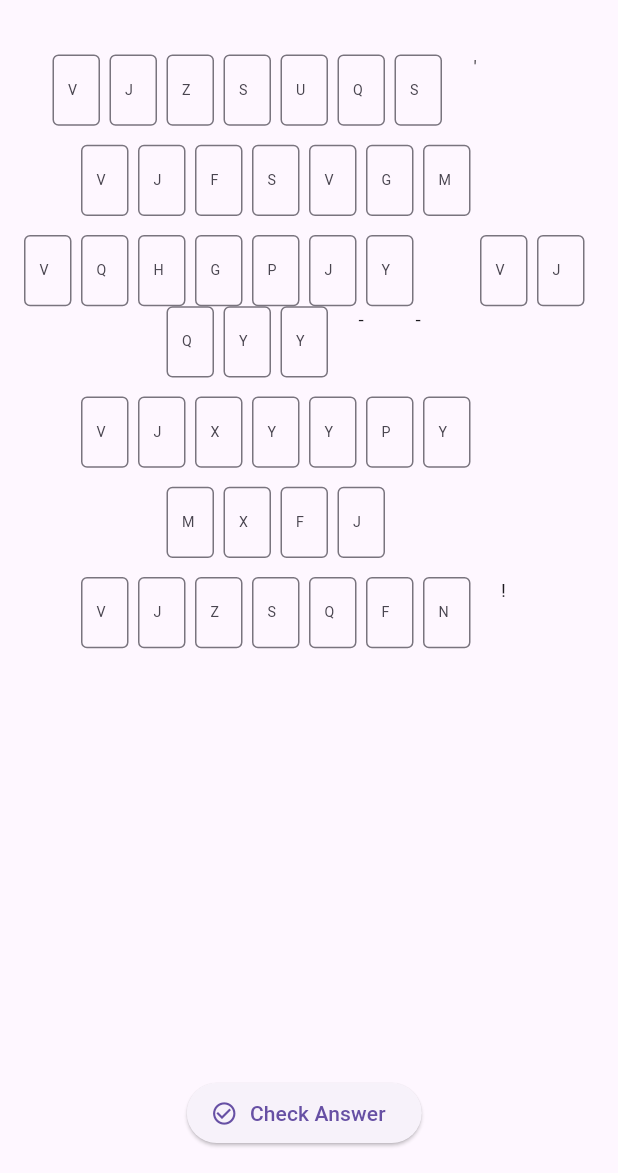
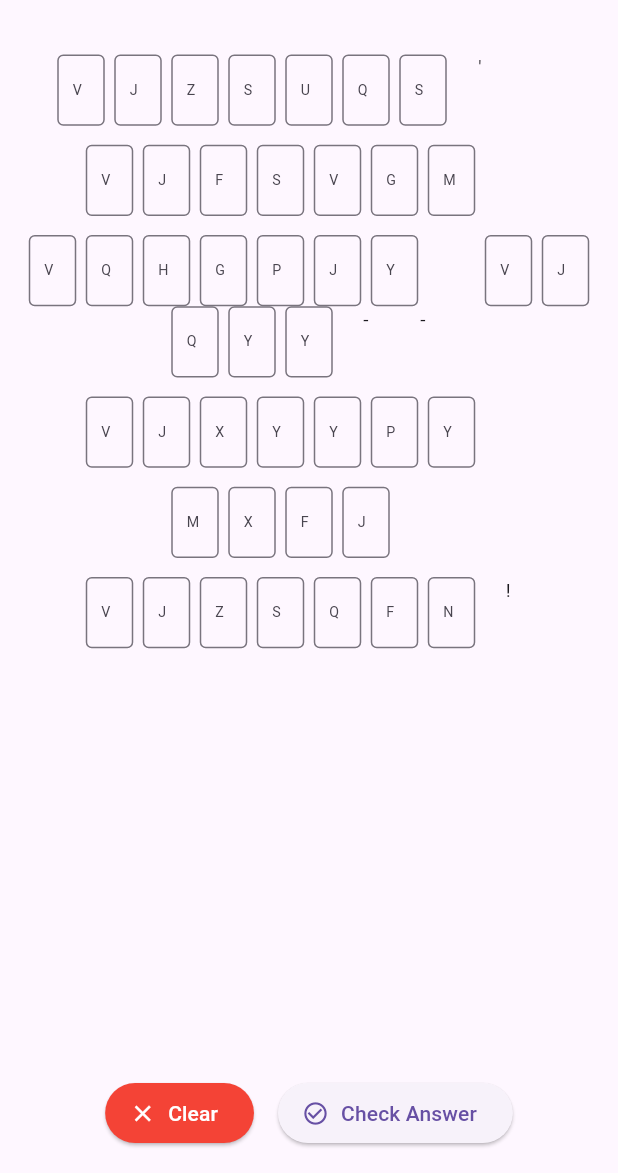
Before and after one commit to 314esther/crunchy_cipher, a Flutter app: the screen it shows after launch, on a phone screen of 412 x 824 dp, the part 63-1236 px from its top. Run offline on Flutter 3.47's test engine with Material 3 defaults, Android fonts, the phone set to English and light mode, and no system bars; our stand-ins replace pdf, printing.

Commit message:
Update cipher_solver_page.dart

```diff
--- a/lib/cipher_solver_page.dart
+++ b/lib/cipher_solver_page.dart
@@ -590,6 +590,22 @@ class _CipherSolverPageState extends State<CipherSolverPage> {
     );
   }
 
+  // Add new method to clear all input fields
+  void _clearInputs() {
+    setState(() {
+      // Clear all text controllers
+      for (var controller in solutionControllers.values) {
+        controller.clear();
+      }
+
+      // Reset score display
+      showScore = false;
+      scorePercentage = 0.0;
+      correctLetters = 0;
+      totalLetters = 0;
+    });
+  }
+
   @override
   Widget build(BuildContext context) {
     return Scaffold(
@@ -618,46 +634,42 @@ class _CipherSolverPageState extends State<CipherSolverPage> {
         onKeyVisibilityToggled: _toggleKeyVisibility,
         onPrintCipher: _generateAndDownloadPdf,
       ),
-      // Use Stack as the root widget to properly layer the UI elements
       body: Stack(
         children: [
-          // Main content
           Padding(
             padding: const EdgeInsets.all(16.0),
             child: Column(
               children: [
-                // Current text display
-                /*Padding(
-                  padding: const EdgeInsets.only(bottom: 8.0),
-                  child: Text(
-                    'Current Text: $originalText',
-                    style: const TextStyle(
-                      fontSize: 12,
-                      color: Colors.grey,
-                    ),
-                    overflow: TextOverflow.ellipsis,
-                    maxLines: 2,
-                  ),
-                ),*/
-
-                // Feature indicators row
                 _buildFeatureIndicators(),
 
-                // Responsive cipher layout
                 Expanded(
                   child: _buildResponsiveCipherLayout(),
                 ),
 
                 const SizedBox(height: 16),
 
-                // Check Answer button
-                ElevatedButton.icon(
-                  onPressed: _checkAnswer,
-                  icon: const Icon(Icons.check_circle_outline),
-                  label: const Text('Check Answer'),
+                // Updated button row with Clear and Check Answer buttons
+                Row(
+                  mainAxisAlignment: MainAxisAlignment.center,
+                  children: [
+                    ElevatedButton.icon(
+                      onPressed: _clearInputs,
+                      icon: const Icon(Icons.clear),
+                      label: const Text('Clear'),
+                      style: ElevatedButton.styleFrom(
+                        backgroundColor: Colors.red,
+                        foregroundColor: Colors.white,
+                      ),
+                    ),
+                    const SizedBox(width: 16),
+                    ElevatedButton.icon(
+                      onPressed: _checkAnswer,
+                      icon: const Icon(Icons.check_circle_outline),
+                      label: const Text('Check Answer'),
+                    ),
+                  ],
                 ),
 
-                // Score display
                 if (showScore) ...[
                   const SizedBox(height: 16),
                   Text(
@@ -692,7 +704,6 @@ class _CipherSolverPageState extends State<CipherSolverPage> {
             ),
           ),
 
-          // Key overlay - positioned properly in the stack
           if (_keyVisible)
             Positioned.fill(
               child: CipherKeyDisplay(
```
